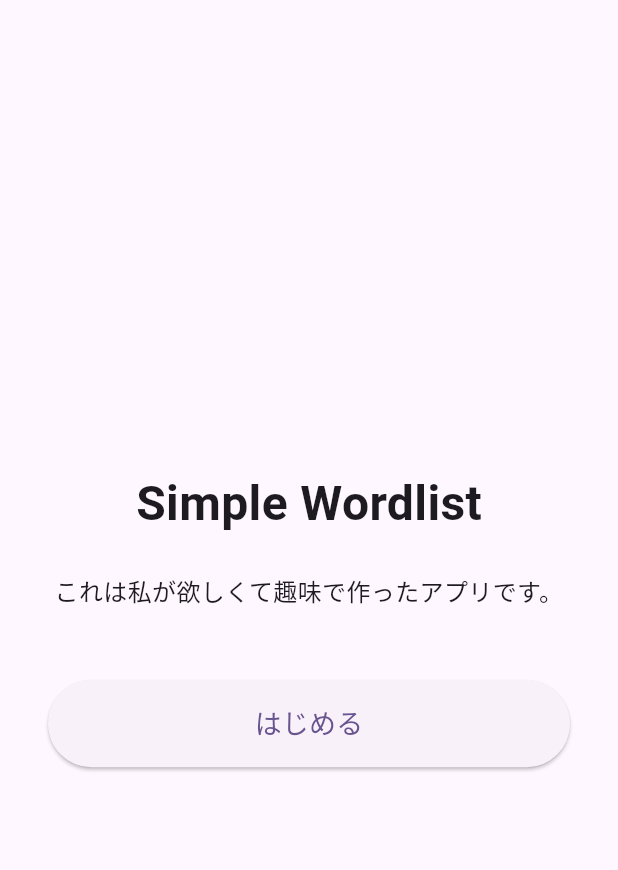
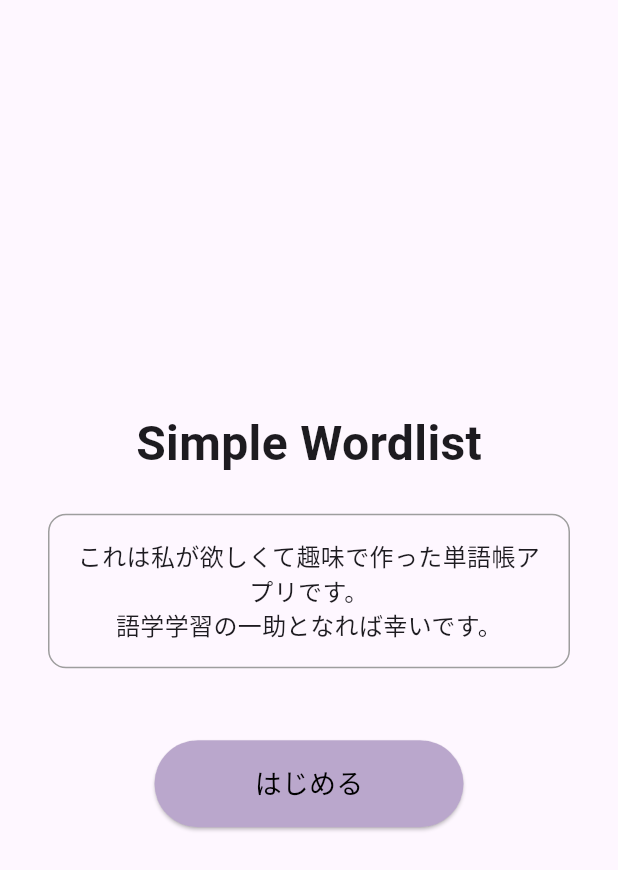
Before and after one commit to ItalyFuji/SImple_Wordlist, a Flutter app: the screen it shows after launch, on a phone screen of 412 x 824 dp. Shown: the top 870 px of the screen. Run offline on Flutter 3.47's test engine with Material 3 defaults, Android fonts, the phone set to English and light mode, and no system bars; our stand-ins replace csv.

Commit message:
create start screen

```diff
--- a/lib/screens/home_screen.dart
+++ b/lib/screens/home_screen.dart
@@ -1,4 +1,5 @@
 import 'package:flutter/material.dart';
+import '../utils/app_colors.dart'; // AppColorsを使うためにインポート
 
 // ① はじめに画面
 // アプリを開いたときに最初に表示される画面
@@ -32,32 +33,55 @@ class HomeScreen extends StatelessWidget {
               // SizedBox: 空白スペースを作るWidget（height = 縦の高さ）
               const SizedBox(height: 24),
 
-              // アプリの説明文
-              const Text(
-                'これは私が欲しくて趣味で作ったアプリです。',
-                style: TextStyle(fontSize: 16),
-                textAlign: TextAlign.center, // テキストを中央揃え
+              // アプリの説明文を丸い四角で囲む
+              // Container: 大きさ・色・枠線・余白などを自由に設定できる汎用Widget
+              Container(
+                // padding: Container内側の余白
+                padding: const EdgeInsets.all(16),
+                // decoration: 見た目の装飾（色・枠線・角丸など）を設定する
+                decoration: BoxDecoration(
+                  // border: 枠線の設定
+                  border: Border.all(
+                    color: Colors.grey,  // 枠線の色
+                    width: 1,            // 枠線の太さ
+                  ),
+                  // borderRadius: 角の丸み（数字が大きいほど丸くなる）
+                  borderRadius: BorderRadius.circular(12),
+                ),
+                child: Text(
+                  'これは私が欲しくて趣味で作った単語帳アプリです。\n語学学習の一助となれば幸いです。',
+                  style: const TextStyle(fontSize: 16),
+                  textAlign: TextAlign.center,
+                  // locale: 日本語を指定することで句読点の位置が正しくなる
+                  locale: const Locale('ja'),
+                ),
               ),
 
               const SizedBox(height: 48),
 
               // 「はじめる」ボタン
-              // SizedBox(width: double.infinity) で横幅いっぱいに広げる
-              SizedBox(
-                width: double.infinity,
+              // Center: 子Widgetを中央に配置する
+              // SizedBoxで幅を固定すると左寄りになるため、Centerで囲んで中央揃えにする
+              Center(
+                child: SizedBox(
+                width:  MediaQuery.of(context).size.width * 0.5,
                 child: ElevatedButton(
                   // onPressed: ボタンが押されたときの処理
                   // TODO: あとで言語選択画面への遷移を追加する
                   onPressed: () {},
                   style: ElevatedButton.styleFrom(
                     padding: const EdgeInsets.symmetric(vertical: 16),
+                    backgroundColor: AppColors.primary, // メインカラー：藤色
                   ),
                   child: const Text(
                     'はじめる',
-                    style: TextStyle(fontSize: 18),
+                    style: TextStyle(fontSize: 18,
+                      color: Color.fromARGB(255, 0, 0, 0),
+                    ),
                   ),
                 ),
-              ),
+                ), // SizedBox を閉じる
+              ), // Center を閉じる
 
             ],
           ),
--- a/lib/utils/app_colors.dart
+++ b/lib/utils/app_colors.dart
@@ -3,6 +3,9 @@ import 'package:flutter/material.dart';
 // アプリ全体で使う色の定数をまとめたクラス
 // ここを変えるだけでアプリ全体の色が変わる
 class AppColors {
+
+  // アプリのメインカラー（藤色）
+  static const Color primary = Color(0xFFBAA7CC);
 
   // 品詞ごとのカード背景色
   // 0xFF＋6桁の16進数カラーコード（0xFF = 不透明100%）
```
